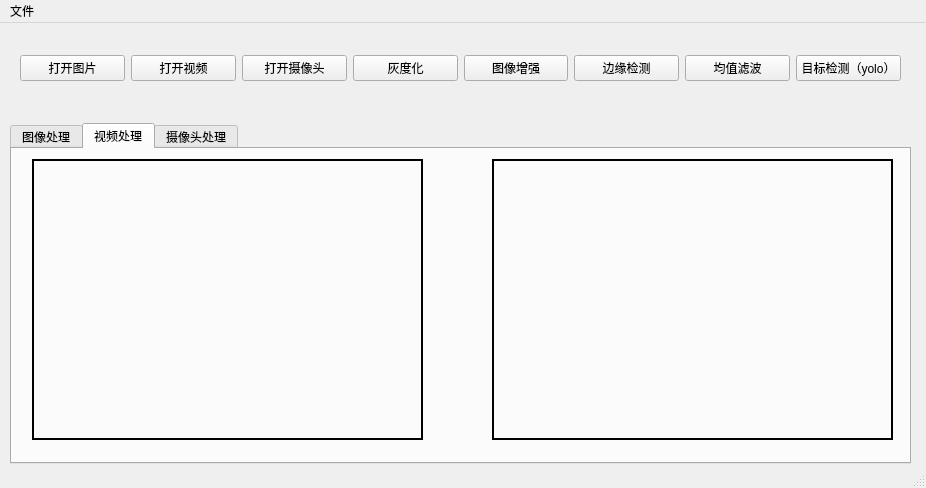
The window that MyCVDemo/mainwindow.ui (CoconutMecha/QT_image_processing) describes before a commit, drawn with Qt 5.
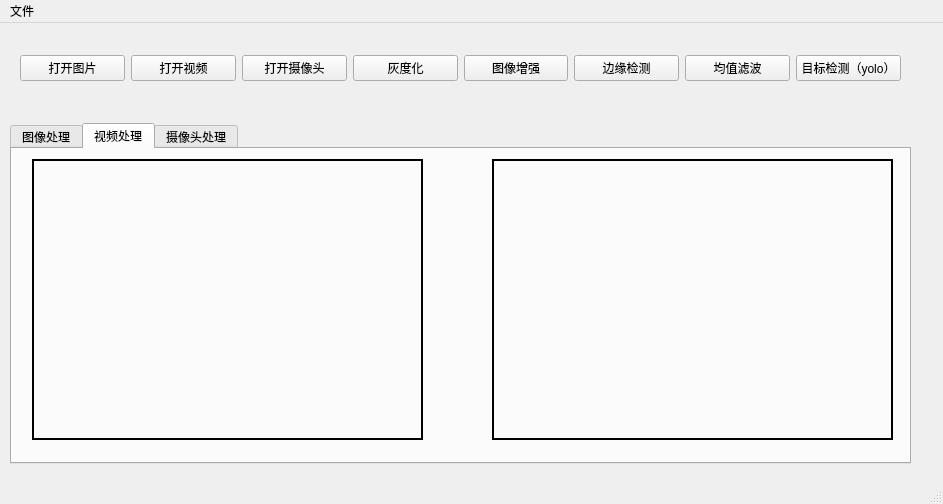
The same window after the commit.

The edit to the form file:
```diff
--- a/MyCVDemo/mainwindow.ui
+++ b/MyCVDemo/mainwindow.ui
@@ -6,8 +6,8 @@
    <rect>
     <x>0</x>
     <y>0</y>
-    <width>926</width>
-    <height>488</height>
+    <width>943</width>
+    <height>504</height>
    </rect>
   </property>
   <property name="windowTitle">
@@ -230,7 +230,7 @@
     <rect>
      <x>0</x>
      <y>0</y>
-     <width>926</width>
+     <width>943</width>
      <height>21</height>
     </rect>
    </property>
```
